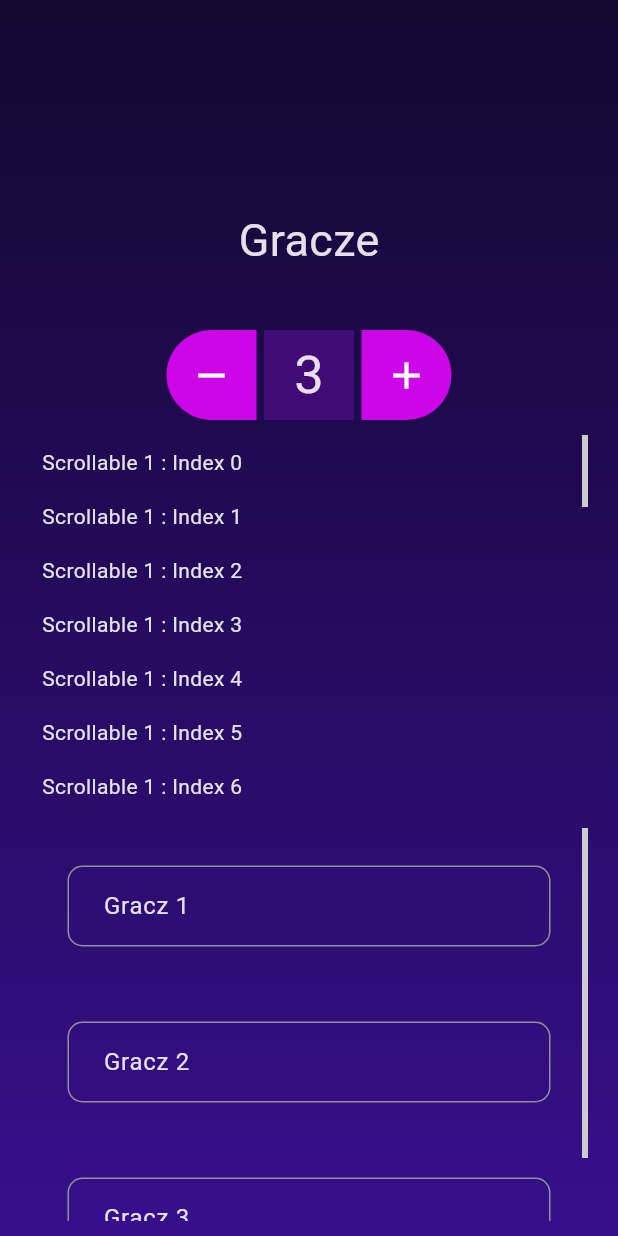
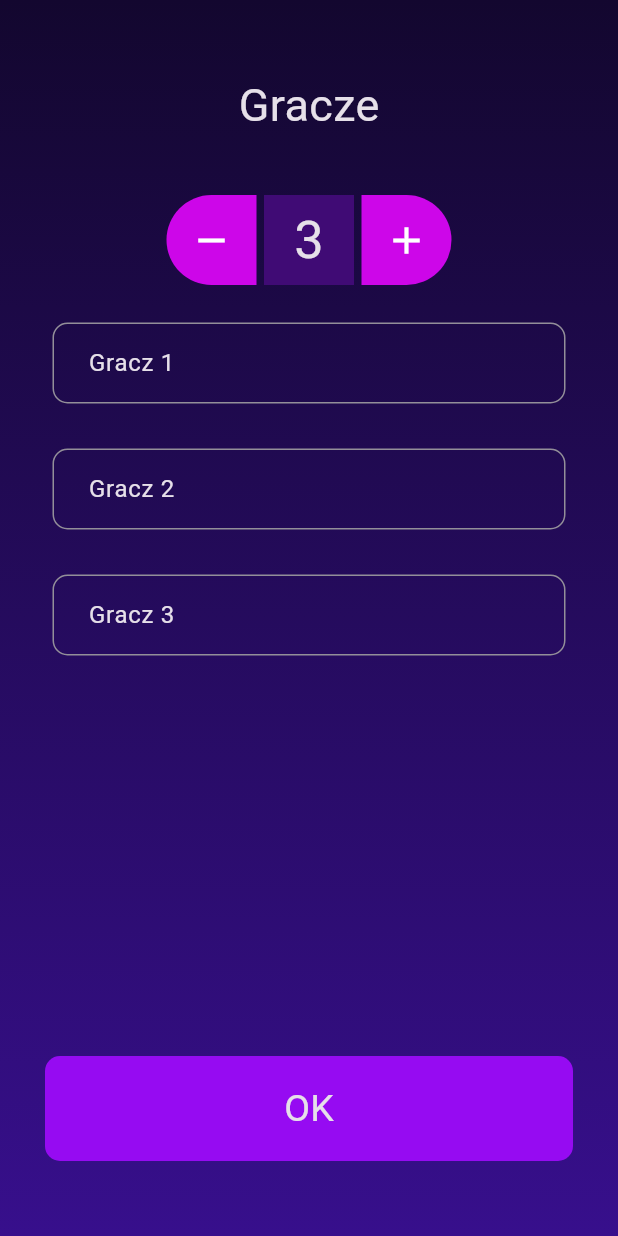
Before and after one commit to pawelmajchrzak/szpiegula_flutter, a Flutter app: the screen it shows after launch, on a phone screen of 412 x 824 dp. Run offline on Flutter 3.47's test engine with Material 3 defaults, Android fonts, the phone set to English and light mode, and no system bars; our stand-ins replace font_awesome_flutter.

Commit message:
finishedSetPlayerScreen

```diff
--- a/lib/screens/set_players_screen.dart
+++ b/lib/screens/set_players_screen.dart
@@ -16,19 +16,18 @@ class _SetPlayersScreenState extends State<SetPlayersScreen> {
   @override
   void initState() {
     _controller.text = "Gracz 1";
-
     for (int i = 1; i <= numberOfPlayers; i++) {
       controllers.add(TextEditingController(text: "Gracz $i"));
     }
     controllers.forEach((controller) {
       print(controller.text);
     });
-
   }
 
   @override
   Widget build(BuildContext context) {
     return Scaffold(
+      resizeToAvoidBottomInset: true,
       body: Container(
         padding: EdgeInsets.symmetric(vertical: 10, horizontal: 20),
         decoration: BoxDecoration(
@@ -40,9 +39,9 @@ class _SetPlayersScreenState extends State<SetPlayersScreen> {
         ),
         child: Column(
           children: [
-            SizedBox(
-              height: 90,
-            ),
+            // SizedBox(
+            //   height: 90,
+            // ),
             Container(
               alignment: Alignment.center,
               height: 120,
@@ -75,38 +74,18 @@ class _SetPlayersScreenState extends State<SetPlayersScreen> {
                 ],
               ),
             ),
-            Expanded(
-                //width: constraints.maxWidth / 2,
-                // When using the PrimaryScrollController and a Scrollbar
-                // together, only one ScrollPosition can be attached to the
-                // PrimaryScrollController at a time. Providing a
-                // unique scroll controller to this scroll view prevents it
-                // from attaching to the PrimaryScrollController.
-                child: Scrollbar(
-                  thumbVisibility: true,
-                  controller: _firstController,
-                  child: ListView.builder(
-                      controller: _firstController,
-                      itemCount: 100,
-                      itemBuilder: (BuildContext context, int index) {
-                        return Padding(
-                          padding: const EdgeInsets.all(8.0),
-                          child: Text('Scrollable 1 : Index $index'),
-                        );
-                      }),
-                )),
 
             Expanded(
               child: Scrollbar(
-                key: UniqueKey(),
-                thumbVisibility: true,
+                //key: UniqueKey(),
+                thumbVisibility: false,
                 child: ListView.builder(
                   primary: true,
                   shrinkWrap: true,
                   itemCount: numberOfPlayers,
                   itemBuilder: (BuildContext context, int index) {
                     return Container(
-                      margin: EdgeInsets.all(25),
+                      margin: EdgeInsets.all(15),
                       child: TextField(
                         controller: controllers[index],
                         keyboardType: TextInputType.name,
@@ -127,30 +106,28 @@ class _SetPlayersScreenState extends State<SetPlayersScreen> {
               ),
             ),
 
-
-
-            // Container(
-            //   height: 80,
-            //   margin: EdgeInsets.only(top: 30, bottom: 70, left: 10, right: 10),
-            //   decoration: BoxDecoration(
-            //     color: Color(0xFF960bf2),
-            //     borderRadius: BorderRadius.circular(10.0),
-            //   ),
-            //   child: GestureDetector(
-            //     onTap: () {
-            //       print('click');
-            //       //onPress();
-            //     },
-            //     child: Center(
-            //       child: Text(
-            //         'OK',
-            //         style: TextStyle(
-            //           fontSize: 25,
-            //         ),
-            //       ),
-            //     ),
-            //   ),
-            // ),
+            Container(
+              height: 70,
+              margin: EdgeInsets.only(top: 10, bottom: 40, left: 10, right: 10),
+              decoration: BoxDecoration(
+                color: Color(0xFF960bf2),
+                borderRadius: BorderRadius.circular(10.0),
+              ),
+              child: GestureDetector(
+                onTap: () {
+                  print('click');
+                  //onPress();
+                },
+                child: Center(
+                  child: Text(
+                    'OK',
+                    style: TextStyle(
+                      fontSize: 25,
+                    ),
+                  ),
+                ),
+              ),
+            ),
           ],
         ),
       ),
--- a/pubspec.yaml
+++ b/pubspec.yaml
@@ -36,6 +36,8 @@ dependencies:
   # Use with the CupertinoIcons class for iOS style icons.
   cupertino_icons: ^1.0.2
   font_awesome_flutter: ^10.7.0
+  flutter_keyboard_visibility: ^6.0.0
+
 
 dev_dependencies:
   flutter_test:
```
Also changed, not shown: lib/screens/test.dart (deleted, +0 -69 lines), pubspec.lock.
